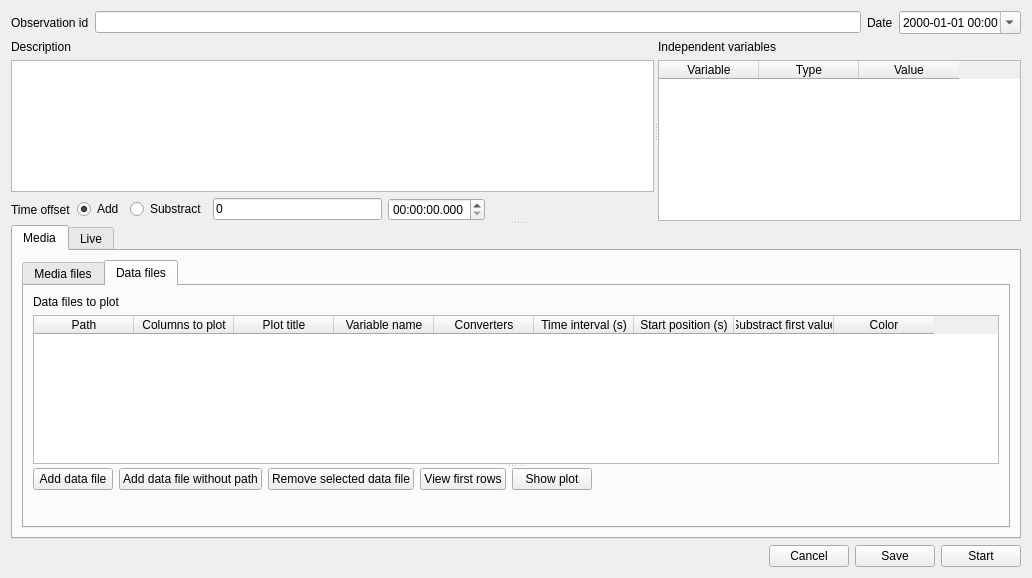
Above: src/observation.ui from olivierfriard/BORIS before the change. Below: the same form after it.
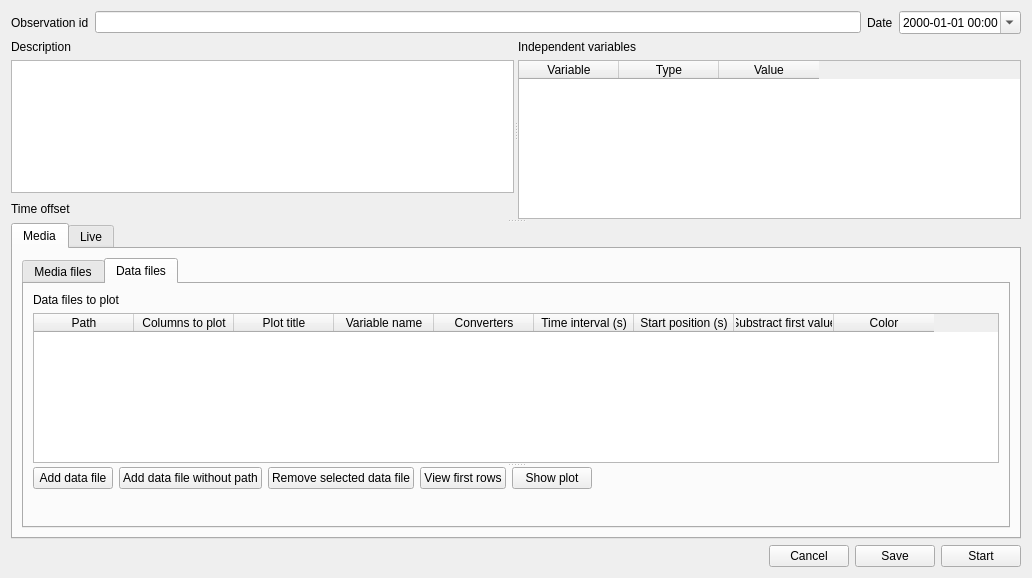
That is the form after the change.

Commit message: fixed bug in modifier from external data, fixed bug in editing negative time

```diff
--- a/src/observation.ui
+++ b/src/observation.ui
@@ -100,37 +100,6 @@
             </property>
            </widget>
           </item>
-          <item>
-           <widget class="QRadioButton" name="rbAdd">
-            <property name="text">
-             <string>Add</string>
-            </property>
-            <property name="checked">
-             <bool>true</bool>
-            </property>
-           </widget>
-          </item>
-          <item>
-           <widget class="QRadioButton" name="rbSubstract">
-            <property name="text">
-             <string>Substract</string>
-            </property>
-           </widget>
-          </item>
-          <item>
-           <widget class="QLineEdit" name="leTimeOffset">
-            <property name="text">
-             <string>0</string>
-            </property>
-           </widget>
-          </item>
-          <item>
-           <widget class="QTimeEdit" name="teTimeOffset">
-            <property name="displayFormat">
-             <string>hh:mm:ss.zzz</string>
-            </property>
-           </widget>
-          </item>
           <item>
            <spacer name="horizontalSpacer_2">
             <property name="orientation">
```
The commit also changes 9 other files.
